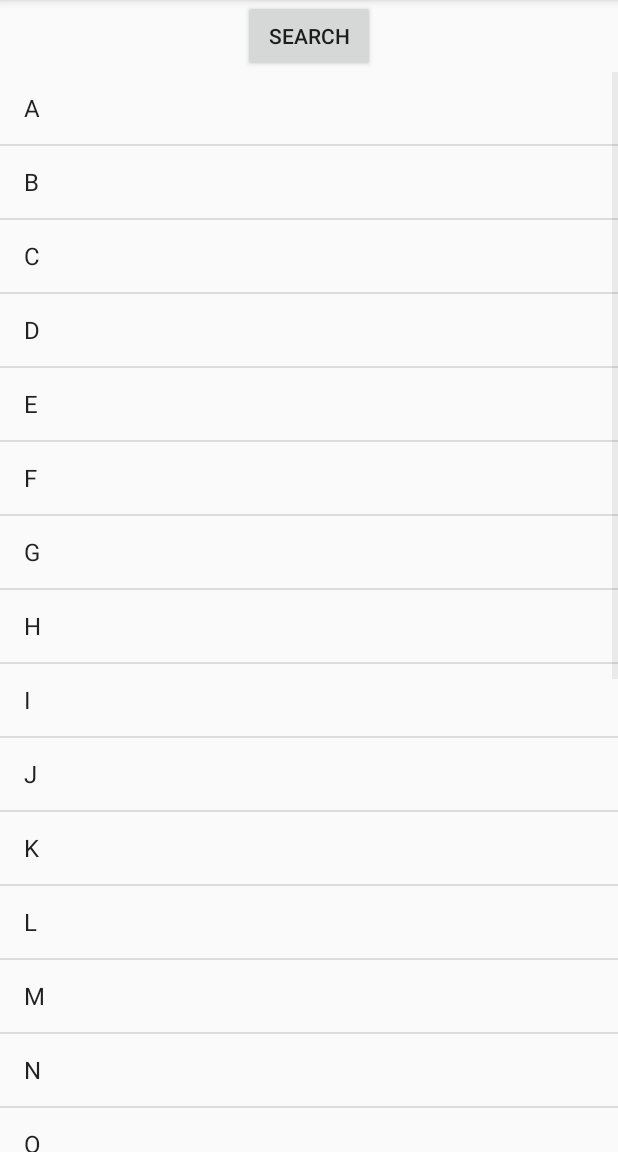
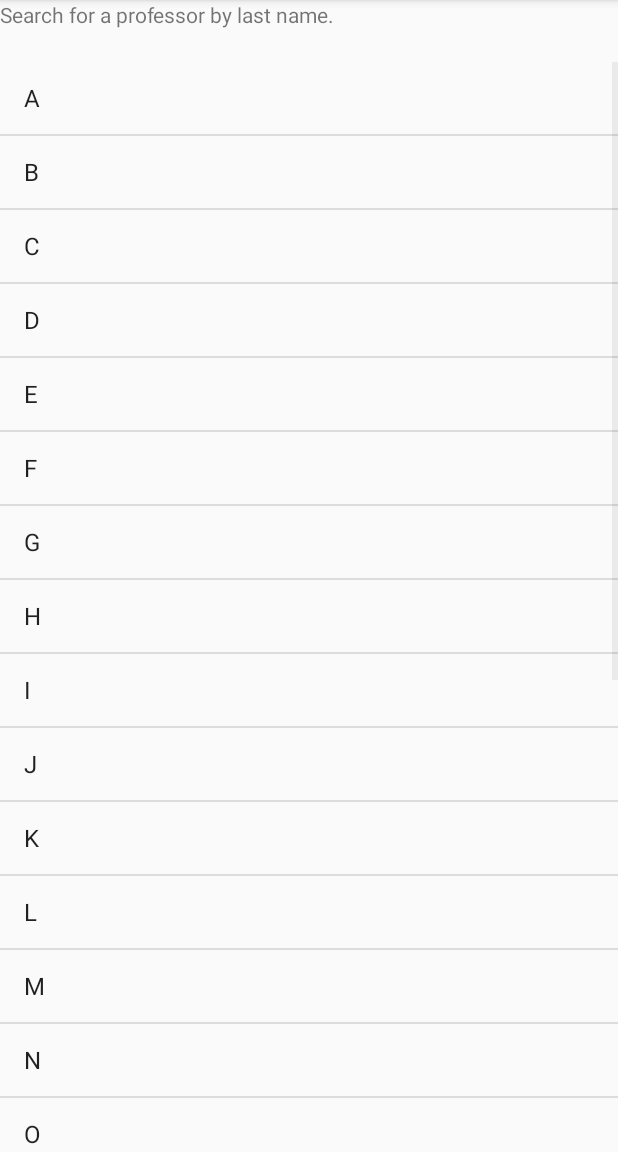
Before and after one commit to jaredbswll/RateMyProfessor, an Android app: the screen it shows after launch (MainActivity), on a phone screen of 412 x 824 dp, the part 84-1236 px from its top. Run offline under Robolectric (Android 15) with nearby library versions, the phone set to English and light mode, and no system bars; our stand-ins replace Firebase (no records; nobody signed in at launch, a user with empty details on screens opened directly).

Commit message:
Swapped out search button for text.

```diff
--- a/app/src/main/res/layout/activity_main.xml
+++ b/app/src/main/res/layout/activity_main.xml
@@ -8,13 +8,11 @@
     android:orientation="vertical"
     tools:context=".MainActivity">
 
-    <Button
-        android:id="@+id/button"
-        android:layout_width="wrap_content"
-        android:layout_height="wrap_content"
-        android:layout_gravity="center"
-        android:text="Search"
-        android:onClick="Search"/>
+    <TextView
+        android:id="@+id/searchComment"
+        android:layout_width="match_parent"
+        android:layout_height="41dp"
+        android:text="Search for a professor by last name." />
 
     <ListView
         android:id="@+id/listViewProfessors"
```
